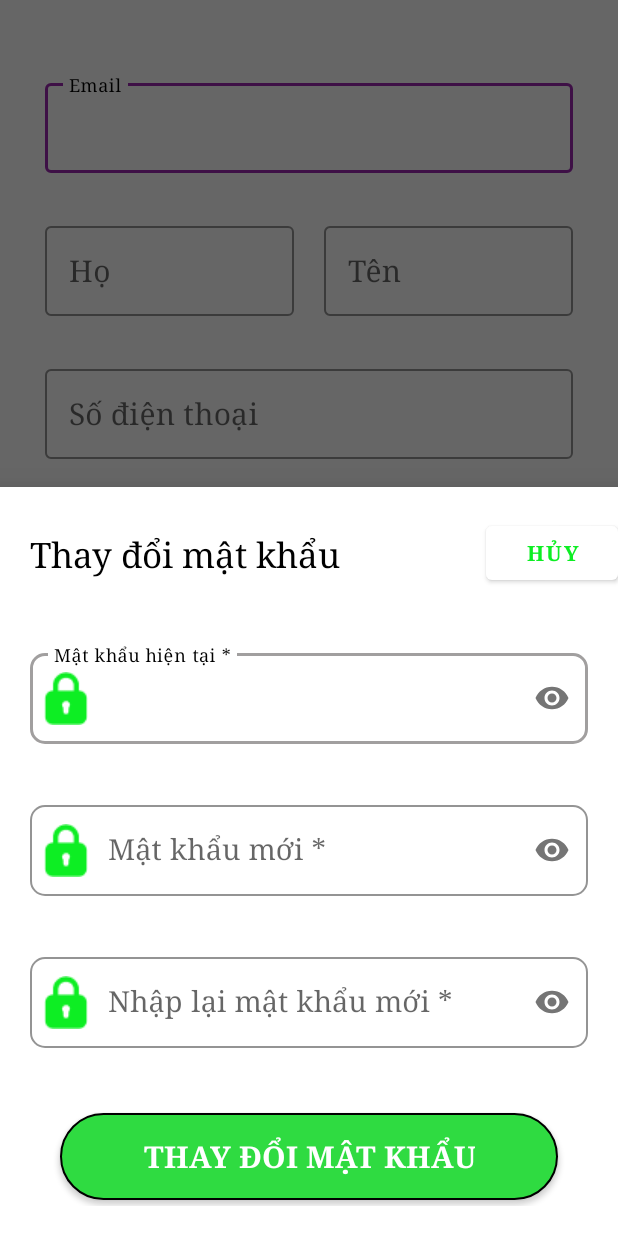
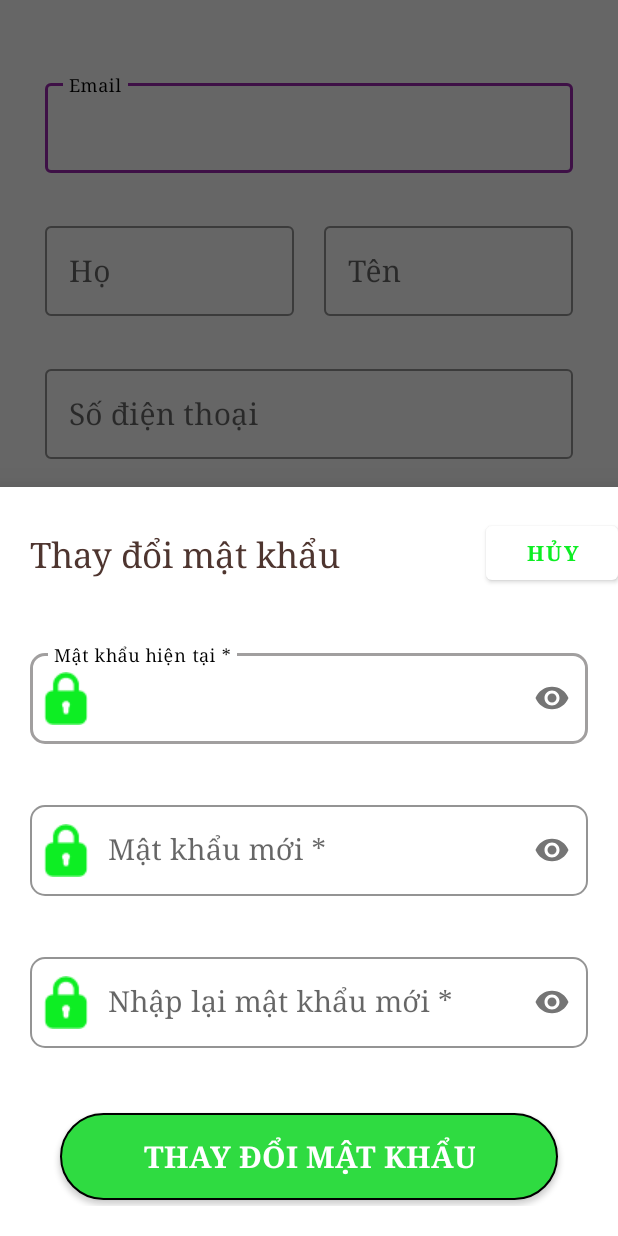
Before and after one commit to Unmeinh/LapFan, an Android app: the AccountKHManagerActivity screen opened directly, with no data from a screen before it, after a tap on "CẬP NHẬT", on a phone screen of 412 x 824 dp. Run offline under Robolectric (Android 15) with nearby library versions, the phone set to English and light mode, and no system bars.

Commit message:
Update 10:25 6/11/22

```diff
--- a/app/src/main/res/layout/dialog_doi_pass.xml
+++ b/app/src/main/res/layout/dialog_doi_pass.xml
@@ -20,7 +20,7 @@
             android:layout_width="wrap_content"
             android:layout_height="wrap_content"
             android:text="@string/thay_i_m_t_kh_u"
-            android:textColor="@color/black"
+            android:textColor="#4E352F"
             android:textSize="23sp" />
 
         <Button
```
